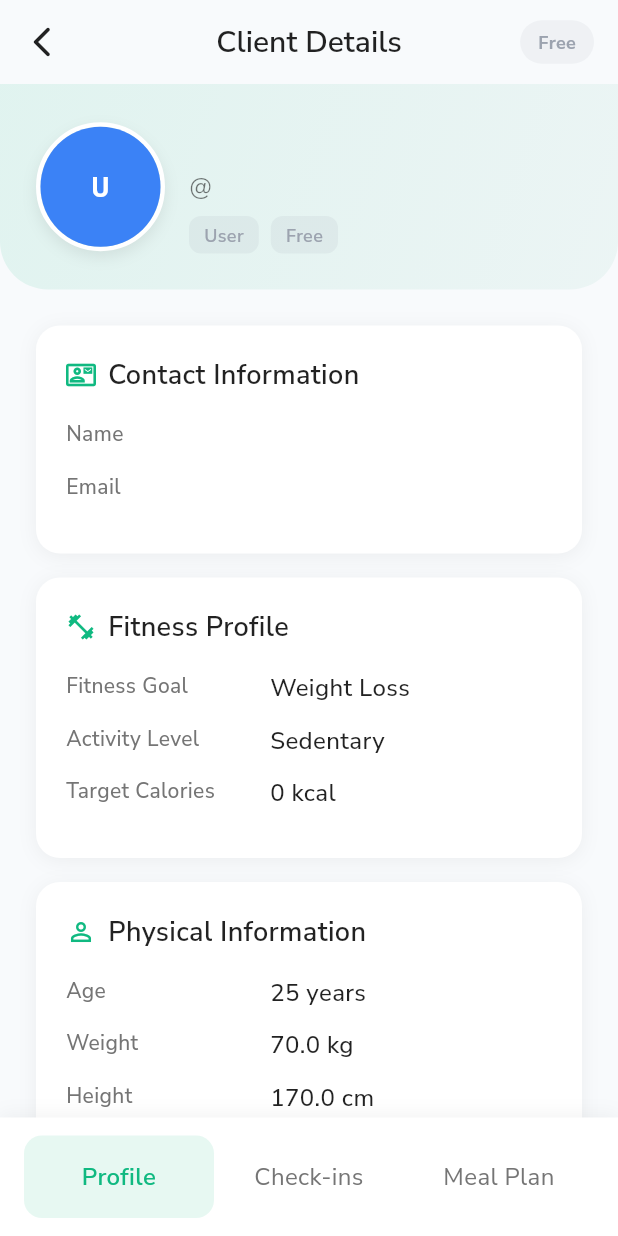
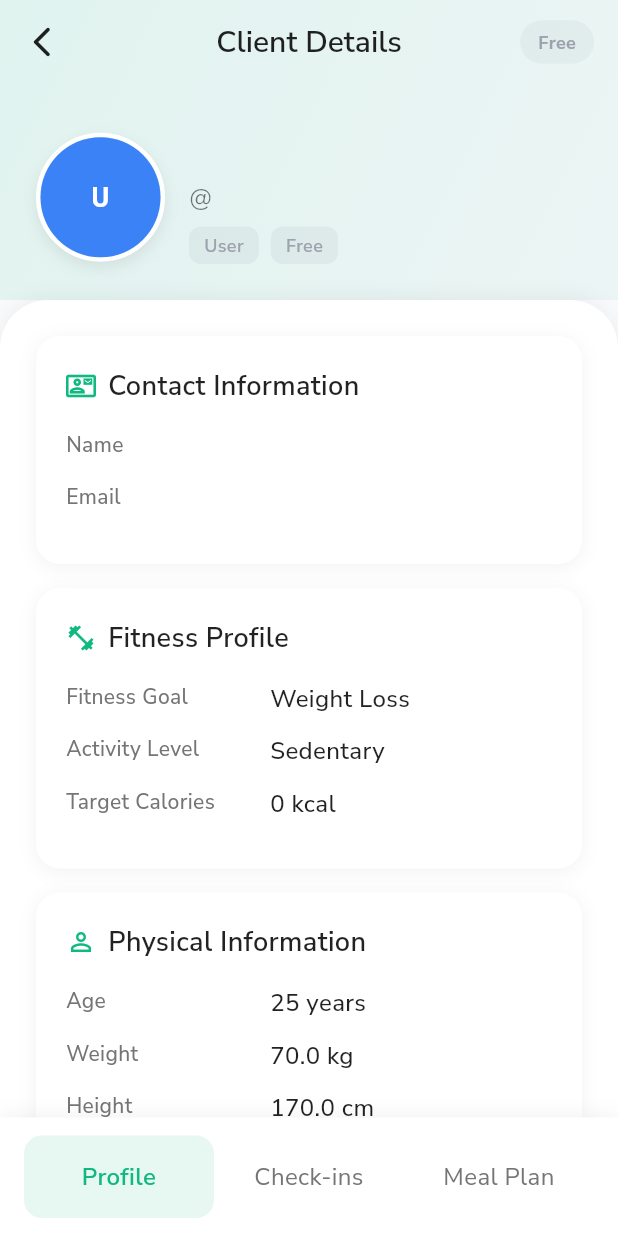
Before and after one commit to mahmoudal99/moctarnutrition, a Flutter app: the AdminUserDetailScreen screen opened directly with empty values, on a phone screen of 412 x 824 dp. Run offline on Flutter 3.47's test engine with Material 3 defaults, Android fonts, the phone set to English and light mode, and no system bars; our stand-ins replace cached_network_image, cloud_firestore, firebase_auth, firebase_core, firebase_storage, fl_chart and 10 more; accounts and stored records are empty; project files that could hold a hidden picture were left out.

Commit message:
Improve admin screen UI

```diff
--- a/lib/features/admin/presentation/screens/admin_user_detail_screen.dart
+++ b/lib/features/admin/presentation/screens/admin_user_detail_screen.dart
@@ -30,135 +30,11 @@ class _AdminUserDetailScreenState extends State<AdminUserDetailScreen> {
 
   @override
   Widget build(BuildContext context) {
-    final user = widget.user;
-    final handle =
-        '@${user.name?.toLowerCase().replaceAll(' ', '') ?? user.email.split('@').first}';
-
     return Scaffold(
       backgroundColor: AppConstants.backgroundColor,
-      appBar: AppBar(
-        backgroundColor: Colors.transparent,
-        elevation: 0,
-        leading: IconButton(
-          icon: const Icon(Icons.arrow_back_ios_new_rounded,
-              color: Colors.black87),
-          onPressed: () {
-            HapticFeedback.lightImpact();
-            Navigator.of(context).pop();
-          },
-        ),
-        title: Text(
-          'Client Details',
-          style: AppTextStyles.heading4.copyWith(
-            color: Colors.black87,
-            fontWeight: FontWeight.w600,
-          ),
-        ),
-        centerTitle: true,
-        actions: [
-          Container(
-            margin: const EdgeInsets.only(right: 16),
-            padding: const EdgeInsets.symmetric(horizontal: 12, vertical: 6),
-            decoration: BoxDecoration(
-              color: _roleColor(user.role).withOpacity(0.1),
-              borderRadius: BorderRadius.circular(20),
-            ),
-            child: Text(
-              _subscriptionLabel(user.subscriptionStatus),
-              style: AppTextStyles.caption.copyWith(
-                color: _roleColor(user.role),
-                fontWeight: FontWeight.bold,
-              ),
-            ),
-          ),
-        ],
-      ),
       body: _buildCurrentScreen(),
       bottomNavigationBar: _buildBottomNavigationBar(),
     );
-  }
-
-  Widget _buildUserProfileHeader(UserModel user, String handle) {
-    return Container(
-      padding: const EdgeInsets.all(24),
-      decoration: BoxDecoration(
-        gradient: LinearGradient(
-          colors: [
-            AppConstants.primaryColor.withOpacity(0.1),
-            AppConstants.accentColor.withOpacity(0.05),
-          ],
-          begin: Alignment.topLeft,
-          end: Alignment.bottomRight,
-        ),
-        borderRadius: const BorderRadius.only(
-          bottomLeft: Radius.circular(32),
-          bottomRight: Radius.circular(32),
-        ),
-      ),
-      child: Row(
-        children: [
-          Container(
-            decoration: BoxDecoration(
-              shape: BoxShape.circle,
-              boxShadow: [
-                BoxShadow(
-                  color: Colors.black.withOpacity(0.08),
-                  blurRadius: 8,
-                  offset: const Offset(0, 4),
-                ),
-              ],
-              border: Border.all(color: Colors.white, width: 3),
-            ),
-            child: AvatarUtils.buildAvatar(
-              photoUrl: user.photoUrl,
-              name: user.name,
-              email: user.email,
-              radius: 40,
-              fontSize: 18,
-            ),
-          ),
-          const SizedBox(width: 16),
-          Expanded(
-            child: Column(
-              crossAxisAlignment: CrossAxisAlignment.start,
-              children: [
-                Text(
-                  user.name ?? user.email,
-                  style: AppTextStyles.heading4.copyWith(
-                    color: Colors.black87,
-                    fontWeight: FontWeight.w600,
-                  ),
-                  overflow: TextOverflow.ellipsis,
-                  maxLines: 1,
-                ),
-                const SizedBox(height: 4),
-                Text(
-                  handle,
-                  style: AppTextStyles.bodyMedium.copyWith(
-                    color: Colors.black54,
-                  ),
-                  overflow: TextOverflow.ellipsis,
-                  maxLines: 1,
-                ),
-                const SizedBox(height: 8),
-                Row(
-                  children: [
-                    _buildBadge(_roleLabel(user.role), _roleColor(user.role)),
-                    const SizedBox(width: 8),
-                    _buildBadge(_subscriptionLabel(user.subscriptionStatus),
-                        _subscriptionColor(user.subscriptionStatus)),
-                  ],
-                ),
-              ],
-            ),
-          ),
-        ],
-      ),
-    );
-  }
-
-  Widget _buildQuickStats() {
-    return const SizedBox.shrink();
   }
 
   Widget _buildBottomNavigationBar() {
@@ -236,17 +112,149 @@ class _AdminUserDetailScreenState extends State<AdminUserDetailScreen> {
     final handle =
         '@${user.name?.toLowerCase().replaceAll(' ', '') ?? user.email.split('@').first}';
 
-    return SingleChildScrollView(
+    return CustomScrollView(
+      slivers: [
+        // SliverAppBar with flexible space for the green header
+        SliverAppBar(
+          expandedHeight: 200,
+          collapsedHeight: 80,
+          floating: false,
+          pinned: true,
+          backgroundColor: Colors.transparent,
+          elevation: 0,
+          leading: IconButton(
+            icon: const Icon(Icons.arrow_back_ios_new_rounded, color: Colors.black87),
+            onPressed: () {
+              HapticFeedback.lightImpact();
+              Navigator.of(context).pop();
+            },
+          ),
+          title: Text(
+            'Client Details',
+            style: AppTextStyles.heading4.copyWith(
+              color: Colors.black87,
+              fontWeight: FontWeight.w600,
+            ),
+          ),
+          centerTitle: true,
+          actions: [
+            Container(
+              margin: const EdgeInsets.only(right: 16),
+              padding: const EdgeInsets.symmetric(horizontal: 12, vertical: 6),
+              decoration: BoxDecoration(
+                color: _roleColor(user.role).withOpacity(0.1),
+                borderRadius: BorderRadius.circular(20),
+              ),
+              child: Text(
+                _subscriptionLabel(user.subscriptionStatus),
+                style: AppTextStyles.caption.copyWith(
+                  color: _roleColor(user.role),
+                  fontWeight: FontWeight.bold,
+                ),
+              ),
+            ),
+          ],
+          flexibleSpace: FlexibleSpaceBar(
+            background: Container(
+              decoration: BoxDecoration(
+                gradient: LinearGradient(
+                  colors: [
+                    AppConstants.primaryColor.withOpacity(0.1),
+                    AppConstants.accentColor.withOpacity(0.05),
+                  ],
+                  begin: Alignment.topLeft,
+                  end: Alignment.bottomRight,
+                ),
+              ),
+              child: Padding(
+                padding: const EdgeInsets.all(24),
                 child: Column(
+                  mainAxisAlignment: MainAxisAlignment.end,
                   children: [
-          // User profile header
-          _buildUserProfileHeader(user, handle),
+                    Row(
+                      children: [
+                        Container(
+                          decoration: BoxDecoration(
+                            shape: BoxShape.circle,
+                            boxShadow: [
+                              BoxShadow(
+                                color: Colors.black.withOpacity(0.08),
+                                blurRadius: 8,
+                                offset: const Offset(0, 4),
+                              ),
+                            ],
+                            border: Border.all(color: Colors.white, width: 3),
+                          ),
+                          child: AvatarUtils.buildAvatar(
+                            photoUrl: user.photoUrl,
+                            name: user.name,
+                            email: user.email,
+                            radius: 40,
+                            fontSize: 18,
+                          ),
+                        ),
+                        const SizedBox(width: 16),
+                        Expanded(
+                          child: Column(
+                            crossAxisAlignment: CrossAxisAlignment.start,
+                            children: [
+                              Text(
+                                user.name ?? user.email,
+                                style: AppTextStyles.heading4.copyWith(
+                                  color: Colors.black87,
+                                  fontWeight: FontWeight.w600,
+                                ),
+                                overflow: TextOverflow.ellipsis,
+                                maxLines: 1,
+                              ),
+                              const SizedBox(height: 4),
+                              Text(
+                                handle,
+                                style: AppTextStyles.bodyMedium.copyWith(
+                                  color: Colors.black54,
+                                ),
+                                overflow: TextOverflow.ellipsis,
+                                maxLines: 1,
+                              ),
+                              const SizedBox(height: 8),
+                              Row(
+                                children: [
+                                  _buildBadge(_roleLabel(user.role), _roleColor(user.role)),
+                                  const SizedBox(width: 8),
+                                  _buildBadge(_subscriptionLabel(user.subscriptionStatus),
+                                      _subscriptionColor(user.subscriptionStatus)),
+                                ],
+                              ),
+                            ],
+                          ),
+                        ),
+                      ],
+                    ),
+                  ],
+                ),
+              ),
+            ),
+          ),
+        ),
 
-          // Quick stats cards
-          _buildQuickStats(),
-
-          // Content
-          Padding(
+        // Content that scrolls over the header
+        SliverToBoxAdapter(
+          child: Container(
+            decoration: BoxDecoration(
+              color: Colors.white,
+              borderRadius: const BorderRadius.only(
+                topLeft: Radius.circular(32),
+                topRight: Radius.circular(32),
+              ),
+              boxShadow: [
+                BoxShadow(
+                  color: Colors.black.withOpacity(0.05),
+                  blurRadius: 10,
+                  offset: const Offset(0, -2),
+                ),
+              ],
+            ),
+            child: Padding(
               padding: const EdgeInsets.all(24),
               child: Column(
                 children: [
@@ -320,8 +328,9 @@ class _AdminUserDetailScreenState extends State<AdminUserDetailScreen> {
                 ],
               ),
             ),
+          ),
+        ),
       ],
-      ),
     );
   }
 
@@ -727,6 +736,8 @@ class _AdminUserDetailScreenState extends State<AdminUserDetailScreen> {
                 color: Colors.black87,
                 fontWeight: FontWeight.w500,
               ),
+              overflow: TextOverflow.ellipsis,
+              maxLines: 1,
             ),
           ),
         ],
```
Lines whose indentation alone changed are shown as unchanged.
